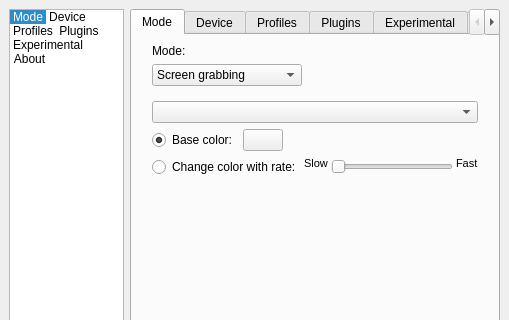
The window that Software/src/SettingsWindow.ui (zomfg/Lightpack) describes before a commit, drawn with Qt 5; both pictures show x 0 to 509 and y 0 to 320 of the 509 by 684 pixel window.
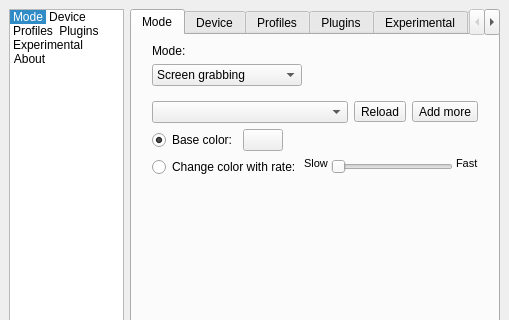
The same window after the commit. The open tabs and pages were chosen to show the change. Icons and pictures are not drawn. Custom widgets are drawn as their Qt base class.

Commit message: settings window: mood lamps: refresh/open script dir buttons

What changed in the file:
```diff
--- a/Software/src/SettingsWindow.ui
+++ b/Software/src/SettingsWindow.ui
@@ -720,7 +720,33 @@
              <number>0</number>
             </property>
             <item>
-             <widget class="QComboBox" name="comboBox_MoodLampLamp"/>
+             <layout class="QHBoxLayout" name="horizontalLayout_moodlampList">
+              <item>
+               <widget class="QComboBox" name="comboBox_MoodLampLamp"/>
+              </item>
+              <item>
+               <widget class="QToolButton" name="toolButton_MoodLampReload">
+                <property name="text">
+                 <string>Reload</string>
+                </property>
+                <property name="icon">
+                 <iconset resource="../res/LightpackResources.qrc">
+                  <normaloff>:/icons/refresh.png</normaloff>:/icons/refresh.png</iconset>
+                </property>
+               </widget>
+              </item>
+              <item>
+               <widget class="QToolButton" name="toolButton_MoodLampOpenDir">
+                <property name="text">
+                 <string>Add more</string>
+                </property>
+                <property name="icon">
+                 <iconset resource="../res/LightpackResources.qrc">
+                  <normaloff>:/icons/profile_new.png</normaloff>:/icons/profile_new.png</iconset>
+                </property>
+               </widget>
+              </item>
+             </layout>
             </item>
             <item>
              <layout class="QHBoxLayout" name="horizontalLayout_2">
```
The commit also changes 7 other files.
